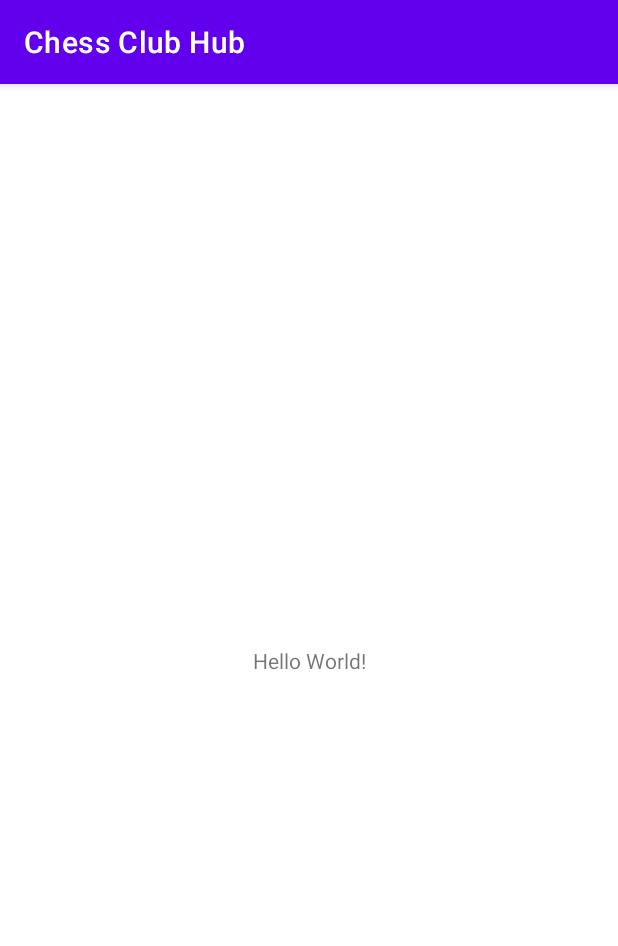
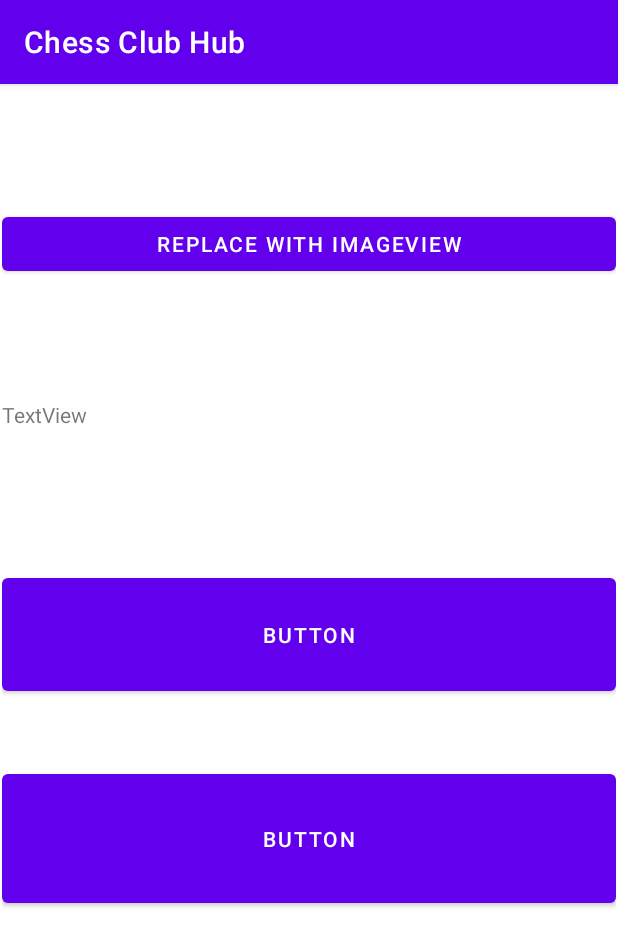
Before and after one commit to ojhscottsmith/Chess_Club_Hub, an Android app: the screen it shows after launch (MainActivity), on a phone screen of 412 x 824 dp. Shown: the top 946 px of the screen. Run offline under Robolectric (Android 15) with nearby library versions, the phone set to English and light mode, and no system bars.

Commit message:
Added components of home page

```diff
--- a/app/src/main/res/layout/activity_main.xml
+++ b/app/src/main/res/layout/activity_main.xml
@@ -6,13 +6,54 @@
     android:layout_height="match_parent"
     tools:context=".MainActivity">
 
-    <TextView
-        android:layout_width="wrap_content"
-        android:layout_height="wrap_content"
-        android:text="Hello World!"
+    <LinearLayout
+        android:layout_width="409dp"
+        android:layout_height="729dp"
+        android:orientation="vertical"
         app:layout_constraintBottom_toBottomOf="parent"
         app:layout_constraintEnd_toEndOf="parent"
         app:layout_constraintStart_toStartOf="parent"
-        app:layout_constraintTop_toTopOf="parent" />
+        app:layout_constraintTop_toTopOf="parent">
 
+        <Space
+            android:layout_width="match_parent"
+            android:layout_height="63dp" />
+
+        <Button
+            android:id="@+id/button"
+            android:layout_width="match_parent"
+            android:layout_height="wrap_content"
+            android:text="replace with ImageView" />
+
+        <Space
+            android:layout_width="match_parent"
+            android:layout_height="80dp" />
+
+        <TextView
+            android:id="@+id/textView"
+            android:layout_width="match_parent"
+            android:layout_height="wrap_content"
+            android:text="TextView" />
+
+        <Space
+            android:layout_width="match_parent"
+            android:layout_height="93dp" />
+
+        <Button
+            android:id="@+id/button2"
+            android:layout_width="match_parent"
+            android:layout_height="87dp"
+            android:text="Button" />
+
+        <Space
+            android:layout_width="match_parent"
+            android:layout_height="43dp" />
+
+        <Button
+            android:id="@+id/button3"
+            android:layout_width="match_parent"
+            android:layout_height="98dp"
+            android:text="Button" />
+
+    </LinearLayout>
 </androidx.constraintlayout.widget.ConstraintLayout>
```
